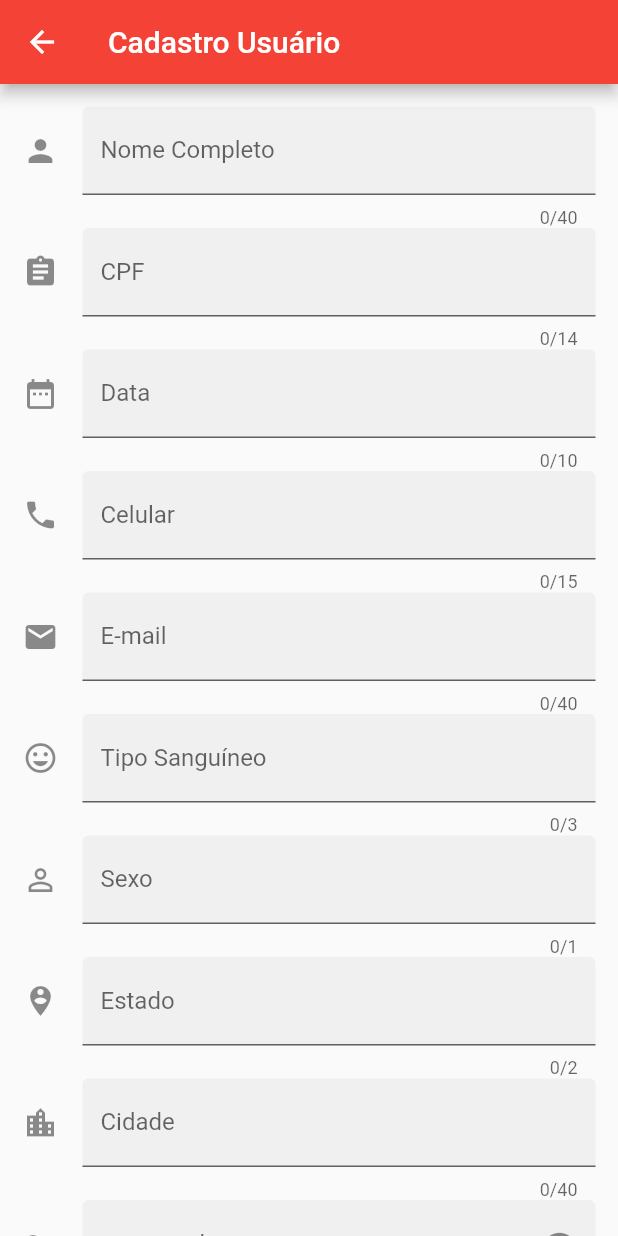
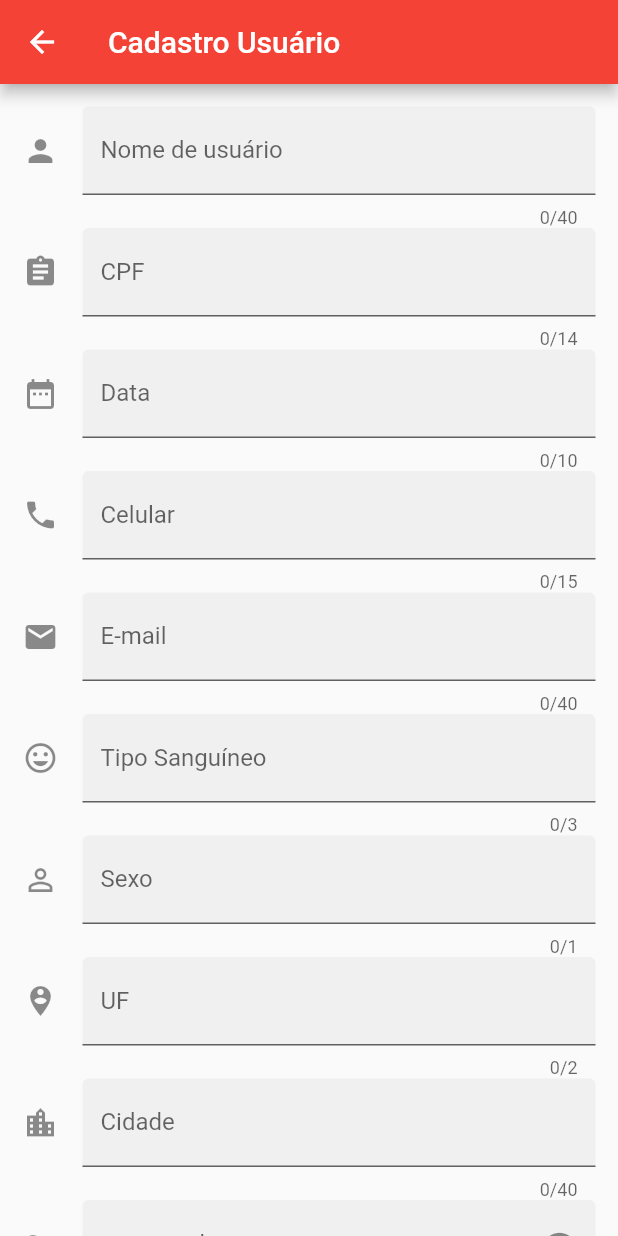
Before and after one commit to marcuspinheiro/easy-blood, a Flutter app: the CadastroUsuario screen opened by its route, on a phone screen of 412 x 824 dp. Run offline on Flutter 3.47's test engine with Material 2 defaults, Android fonts, the phone set to English and light mode, and no system bars; our stand-ins replace font_awesome_flutter, google_maps_flutter.

Commit message:
modified:   lib/register_user.dart

```diff
--- a/lib/register_user.dart
+++ b/lib/register_user.dart
@@ -17,7 +17,7 @@ class _CadastroUsuarioState extends State<CadastroUsuario> {
 
   GlobalKey<FormState> _key = new GlobalKey();
   bool _validate = false, elegibleDonor = true;
-  String name, email, phone, cpf, bloodType, sex, password, passwordConfirm, bithDate, state, city;
+  String name, email, phone, cpf, bloodType, sex, password, passwordConfirm, birthDate, state, city;
   var controllerCPF = new MaskedTextController(mask: '000.000.000-00');
   var controllerData = new MaskedTextController(mask: '00/00/0000');
   var controllerPhone = new MaskedTextController(mask: '(00) 00000-0000');
@@ -51,8 +51,8 @@ class _CadastroUsuarioState extends State<CadastroUsuario> {
             border: UnderlineInputBorder(),
             filled: true,
             icon: Icon(Icons.person),
-            hintText: 'Digite seu Nome',
-            labelText: 'Nome Completo',
+            hintText: 'Digite seu Nome de Usuário',
+            labelText: 'Nome de usuário',
           ),
           maxLength: 40,
           onSaved: (String val) {
@@ -72,6 +72,7 @@ class _CadastroUsuarioState extends State<CadastroUsuario> {
           maxLength: 14,
           validator: _validarCPF,
           onSaved: (String val) {
+            val.replaceAll('.', '').replaceAll('-', '');
             cpf = val;
           },
           inputFormatters: <TextInputFormatter>[
@@ -91,7 +92,7 @@ class _CadastroUsuarioState extends State<CadastroUsuario> {
             maxLength: 10,
             onSaved: (String val) {
               val.replaceAll('/', '');
-              bithDate = val;
+              birthDate = val;
             },
             inputFormatters: <TextInputFormatter>[
               WhitelistingTextInputFormatter.digitsOnly,
@@ -166,8 +167,8 @@ class _CadastroUsuarioState extends State<CadastroUsuario> {
             border: UnderlineInputBorder(),
             filled: true,
             icon: Icon(Icons.person_pin_circle),
-            hintText: 'Digite seu Estado',
-            labelText: 'Estado',
+            hintText: 'Digite a UF',
+            labelText: 'UF',
           ),
           maxLength: 2,
           onSaved: (String val) {
@@ -288,7 +289,7 @@ class _CadastroUsuarioState extends State<CadastroUsuario> {
     print("Celular $phone");
     print("Email $email");
     print("CPF $cpf");
-    print("Data de Nascimento $bithDate");
+    print("Data de Nascimento $birthDate");
     print("Tipo Sanguineo $bloodType");
     print("Sexo $sex");
     print("password $password");
@@ -298,11 +299,11 @@ class _CadastroUsuarioState extends State<CadastroUsuario> {
 
   const url = 'https://easybloodteste.herokuapp.com/public/users';
   http.Response r = await http.post(url, headers: {"Content-Type": "application/json"}, body: json.encode({
-      'cpf': cpf,
+      'cpf': cpf.replaceAll('.', '').replaceAll('-', ''),
       'email': email,
       'name': name,
       'password': password,
-      'bithDate': bithDate.replaceAll('/', ''),
+      'birthDate': birthDate.replaceAll('/', ''),
       'passwordConfirm': passwordConfirm,
       'username': name,
       'bloodType': bloodType,
@@ -312,7 +313,7 @@ class _CadastroUsuarioState extends State<CadastroUsuario> {
       'sex': sex
     }),);
 
-  print(r.statusCode);
+  print('Código retornado da requisição: ' +r.statusCode.toString());
   print(r.body);
 
   if (r.statusCode == 201){
```
